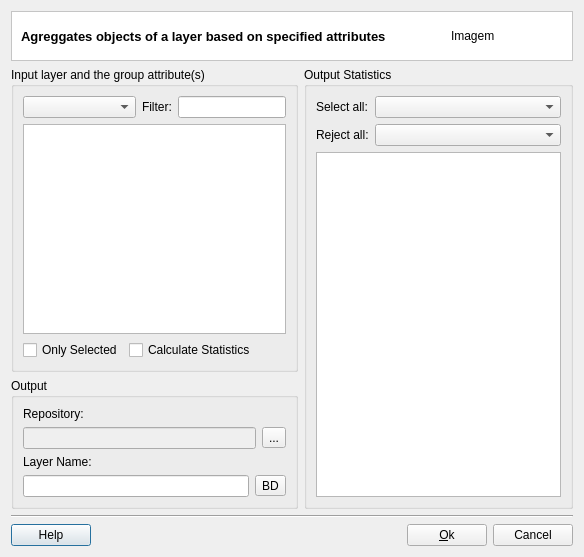
Old version of the form src/terralib/vp/qt/ui/AggregationDialogForm.ui in the repository claudiobogossian/terralib5.
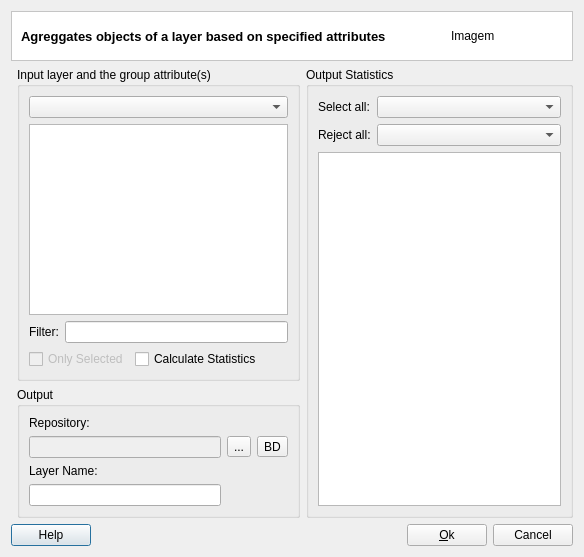
New version of the form. Custom widgets are drawn as their Qt base class.

The edit to the form file:
```diff
--- a/src/terralib/vp/qt/ui/AggregationDialogForm.ui
+++ b/src/terralib/vp/qt/ui/AggregationDialogForm.ui
@@ -13,10 +13,10 @@
   <property name="windowTitle">
    <string>Aggregation Operation</string>
   </property>
-  <layout class="QGridLayout" name="gridLayout_16">
+  <layout class="QGridLayout" name="gridLayout_13">
    <item row="0" column="0">
-    <layout class="QGridLayout" name="gridLayout_15">
-     <item row="0" column="0">
+    <layout class="QGridLayout" name="gridLayout_12">
+     <item row="0" column="0" colspan="2">
       <widget class="QFrame" name="frame_2">
        <property name="styleSheet">
         <string notr="true">QWidget { background: white }</string>
@@ -74,23 +74,39 @@
       </widget>
      </item>
      <item row="1" column="0">
-      <layout class="QGridLayout" name="gridLayout_14">
+      <widget class="Line" name="line_2">
+       <property name="orientation">
+        <enum>Qt::Horizontal</enum>
+       </property>
+      </widget>
+     </item>
+     <item row="1" column="1">
+      <layout class="QGridLayout" name="gridLayout_10">
        <item row="0" column="0">
-        <layout class="QGridLayout" name="gridLayout_13">
+        <layout class="QGridLayout" name="gridLayout_9">
          <item row="0" column="0">
           <widget class="QGroupBox" name="groupBox">
            <property name="title">
             <string>Input layer and the group attribute(s)</string>
            </property>
-           <layout class="QGridLayout" name="gridLayout_12">
+           <layout class="QGridLayout" name="gridLayout_8">
             <item row="0" column="0">
-             <layout class="QGridLayout" name="gridLayout_9">
+             <layout class="QGridLayout" name="gridLayout_7">
               <item row="0" column="0">
-               <layout class="QGridLayout" name="gridLayout_4" columnstretch="1,0">
+               <layout class="QGridLayout" name="gridLayout_4">
                 <item row="0" column="0">
                  <widget class="QComboBox" name="m_layersComboBox"/>
                 </item>
-                <item row="0" column="1">
+                <item row="1" column="0">
+                 <widget class="QListWidget" name="m_propertieslistWidget">
+                  <property name="selectionMode">
+                   <enum>QAbstractItemView::MultiSelection</enum>
+                  </property>
+                 </widget>
+                </item>
+               </layout>
+              </item>
+              <item row="1" column="0">
                  <layout class="QGridLayout" name="gridLayout_5">
                   <item row="0" column="2">
                    <widget class="QLineEdit" name="m_filterLineEdit"/>
@@ -104,17 +120,25 @@
                   </item>
                  </layout>
                 </item>
-               </layout>
-              </item>
-              <item row="1" column="0">
-               <widget class="QListWidget" name="m_propertieslistWidget">
-                <property name="selectionMode">
-                 <enum>QAbstractItemView::MultiSelection</enum>
-                </property>
-               </widget>
-              </item>
               <item row="2" column="0">
-               <layout class="QGridLayout" name="gridLayout_10" columnstretch="0,0,1">
+               <layout class="QGridLayout" name="gridLayout_6">
+                <item row="0" column="0">
+                 <widget class="QCheckBox" name="m_onlySelectedCheckBox">
+                  <property name="enabled">
+                   <bool>false</bool>
+                  </property>
+                  <property name="text">
+                   <string>Only Selected</string>
+                  </property>
+                 </widget>
+                </item>
+                <item row="0" column="1">
+                 <widget class="QCheckBox" name="m_calcStatCheckBox">
+                  <property name="text">
+                   <string>Calculate Statistics</string>
+                  </property>
+                 </widget>
+                </item>
                 <item row="0" column="2">
                  <spacer name="horizontalSpacer_2">
                   <property name="orientation">
@@ -122,29 +146,12 @@
                   </property>
                   <property name="sizeHint" stdset="0">
                    <size>
-                    <width>41</width>
+                    <width>40</width>
                     <height>20</height>
                    </size>
                   </property>
                  </spacer>
                 </item>
-                <item row="0" column="1">
-                 <widget class="QCheckBox" name="m_calcStatCheckBox">
-                  <property name="text">
-                   <string>Calculate Statistics</string>
-                  </property>
-                 </widget>
-                </item>
-                <item row="0" column="0">
-                 <widget class="QCheckBox" name="m_onlySelectedCheckBox">
-                  <property name="enabled">
-                   <bool>true</bool>
-                  </property>
-                  <property name="text">
-                   <string>Only Selected</string>
-                  </property>
-                 </widget>
-                </item>
                </layout>
               </item>
              </layout>
@@ -163,10 +170,6 @@
            <property name="title">
             <string>Output</string>
            </property>
-           <layout class="QGridLayout" name="gridLayout_8">
-            <item row="0" column="0">
-             <layout class="QGridLayout" name="gridLayout_7">
-              <item row="0" column="0">
                <layout class="QGridLayout" name="gridLayout_3">
                 <item row="0" column="0">
                  <widget class="QLabel" name="label_4">
@@ -195,41 +198,33 @@
                   </property>
                  </widget>
                 </item>
-               </layout>
-              </item>
-              <item row="1" column="0">
-               <layout class="QGridLayout" name="gridLayout_6">
-                <item row="0" column="0">
+            <item row="1" column="2">
+             <widget class="QToolButton" name="m_targetDatasourceToolButton">
+              <property name="minimumSize">
+               <size>
+                <width>0</width>
+                <height>0</height>
+               </size>
+              </property>
+              <property name="text">
+               <string>BD</string>
+              </property>
+             </widget>
+            </item>
+            <item row="2" column="0">
                  <widget class="QLabel" name="label_3">
                   <property name="text">
                    <string>Layer Name:</string>
                   </property>
                  </widget>
                 </item>
-                <item row="1" column="0">
+            <item row="3" column="0">
                  <widget class="QLineEdit" name="m_newLayerNameLineEdit">
                   <property name="readOnly">
                    <bool>false</bool>
                   </property>
                  </widget>
                 </item>
-                <item row="1" column="1">
-                 <widget class="QToolButton" name="m_targetDatasourceToolButton">
-                  <property name="minimumSize">
-                   <size>
-                    <width>0</width>
-                    <height>0</height>
-                   </size>
-                  </property>
-                  <property name="text">
-                   <string>BD</string>
-                  </property>
-                 </widget>
-                </item>
-               </layout>
-              </item>
-             </layout>
-            </item>
            </layout>
           </widget>
          </item>
@@ -299,14 +294,7 @@
        </item>
       </layout>
      </item>
-     <item row="2" column="0">
-      <widget class="Line" name="line_2">
-       <property name="orientation">
-        <enum>Qt::Horizontal</enum>
-       </property>
-      </widget>
-     </item>
-     <item row="3" column="0">
+     <item row="2" column="0" colspan="2">
       <layout class="QGridLayout" name="gridLayout_2">
        <item row="0" column="0">
         <widget class="te::qt::widgets::HelpPushButton" name="m_helpPushButton">
```
Lines whose indentation alone changed are shown as unchanged.
